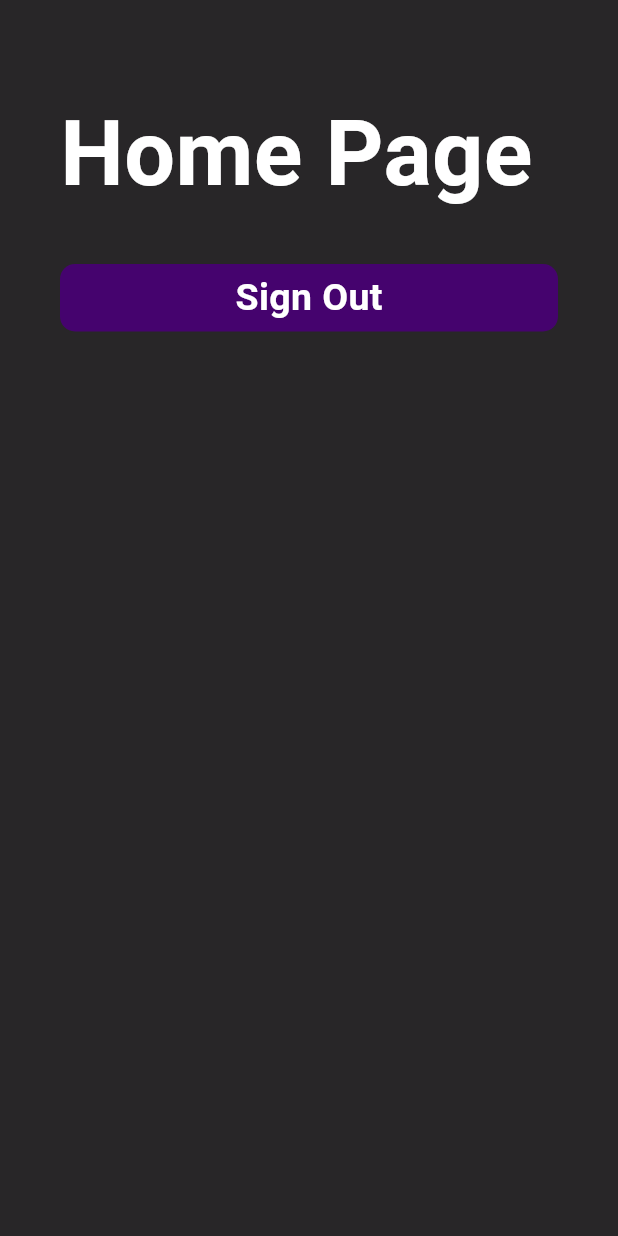
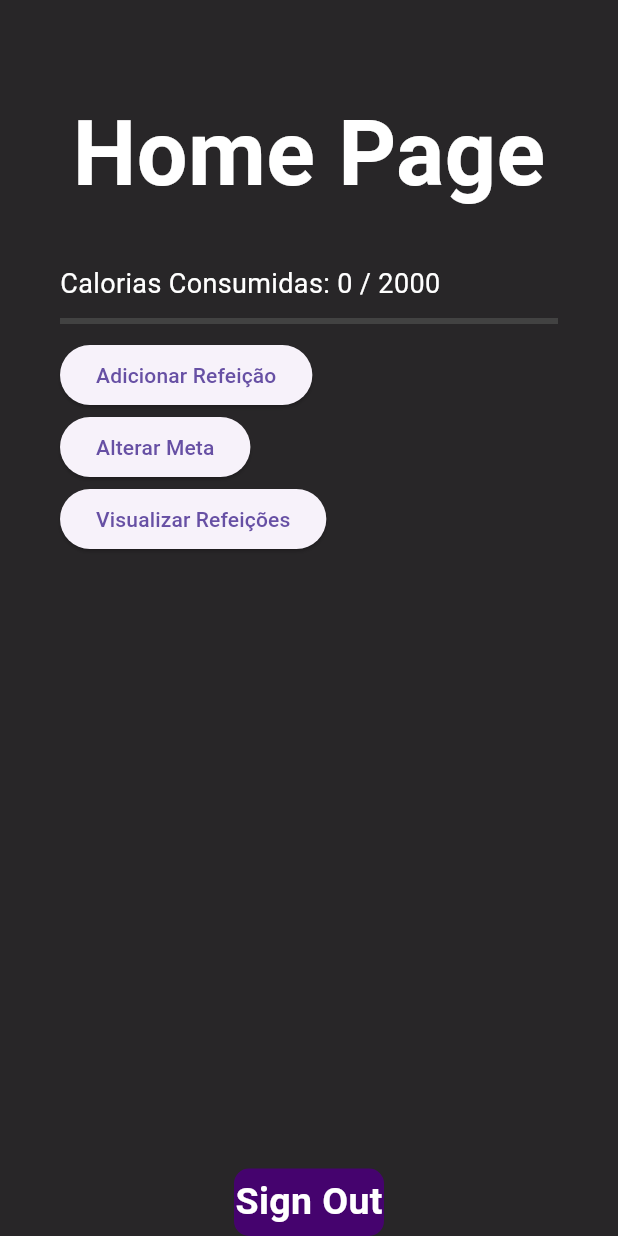
Before and after one commit to ClaudioJ4/healthup, a Flutter app: the HomePage screen opened by its route, on a phone screen of 412 x 824 dp. Run offline on Flutter 3.47's test engine with Material 3 defaults, Android fonts, the phone set to English and light mode, and no system bars; our stand-ins replace cloud_firestore, firebase_auth, firebase_core; accounts and stored records are empty.

Commit message:
Contador de calorias

```diff
--- /dev/null
+++ b/lib/features/app/calories_tracker/screens/calorie_tracker_screen.dart
@@ -0,0 +1,100 @@
+// ignore_for_file: prefer_const_constructors, use_key_in_widget_constructors, prefer_const_constructors_in_immutables
+
+import 'package:cloud_firestore/cloud_firestore.dart';
+import 'package:flutter/material.dart';
+import 'add_meal_screen.dart';
+import 'change_goal_screen.dart';
+import 'view_meals_screen.dart';
+
+class CalorieTrackerScreen extends StatelessWidget {
+  final String userId;
+
+  CalorieTrackerScreen({required this.userId});
+
+  @override
+  Widget build(BuildContext context) {
+    final currentDate = DateTime.now().toIso8601String().substring(0, 10);
+
+    return StreamBuilder<DocumentSnapshot>(
+      stream: FirebaseFirestore.instance
+          .collection('users')
+          .doc(userId)
+          .collection('dailyCalories')
+          .doc(currentDate)
+          .snapshots(),
+      builder: (context, snapshot) {
+        if (snapshot.connectionState == ConnectionState.waiting) {
+          return Center(child: CircularProgressIndicator());
+        }
+
+        if (snapshot.hasError) {
+          return Center(child: Text('Error: ${snapshot.error}'));
+        }
+
+        int totalCalories = 0;
+        int goalCalories = 2000;
+
+        if (snapshot.hasData && snapshot.data!.exists) {
+          final data = snapshot.data!.data() as Map<String, dynamic>;
+          totalCalories = data['totalCalories'] ?? 0;
+          goalCalories = data['goalCalories'] ?? 2000;
+        }
+
+        final progress = totalCalories / goalCalories;
+
+        return Column(
+          crossAxisAlignment: CrossAxisAlignment.start,
+          children: [
+            Text(
+              'Calorias Consumidas: $totalCalories / $goalCalories',
+              style: TextStyle(color: Colors.white, fontSize: 18),
+            ),
+            SizedBox(height: 10),
+            LinearProgressIndicator(
+              value: progress,
+              backgroundColor: Colors.grey[800],
+              color: Colors.blue,
+            ),
+            SizedBox(height: 10),
+            ElevatedButton(
+              onPressed: () {
+                Navigator.push(
+                  context,
+                  MaterialPageRoute(
+                    builder: (context) => AddMealScreen(userId: userId),
+                  ),
+                );
+              },
+              child: Text('Adicionar Refeição'),
+            ),
+            ElevatedButton(
+              onPressed: () {
+                Navigator.push(
+                  context,
+                  MaterialPageRoute(
+                    builder: (context) => ChangeGoalScreen(userId: userId),
+                  ),
+                );
+              },
+              child: Text('Alterar Meta'),
+            ),
+            ElevatedButton(
+              onPressed: () {
+                Navigator.push(
+                  context,
+                  MaterialPageRoute(
+                    builder: (context) => ViewMealsScreen(
+                      userId: userId,
+                      date: currentDate,
+                    ),
+                  ),
+                );
+              },
+              child: Text('Visualizar Refeições'),
+            ),
+          ],
+        );
+      },
+    );
+  }
+}
--- a/lib/features/auth/front/pages/home_page.dart
+++ b/lib/features/auth/front/pages/home_page.dart
@@ -1,7 +1,7 @@
-// ignore_for_file: prefer_const_constructors, prefer_const_literals_to_create_immutables
-
+// ignore_for_file: prefer_const_constructors
 import 'package:firebase_auth/firebase_auth.dart';
 import 'package:flutter/material.dart';
+import 'package:healthup/features/app/calories_tracker/screens/calorie_tracker_screen.dart';
 import 'package:healthup/features/auth/front/pages/login_page.dart';
 
 class HomePage extends StatelessWidget {
@@ -9,6 +9,8 @@ class HomePage extends StatelessWidget {
 
   @override
   Widget build(BuildContext context) {
+    final userId = FirebaseAuth.instance.currentUser?.uid;
+
     return Scaffold(
       body: Container(
         padding: const EdgeInsets.only(
@@ -17,22 +19,31 @@ class HomePage extends StatelessWidget {
           right: 40,
         ),
         color: Color.fromARGB(255, 40, 38, 40),
-        child: ListView(
+        child: Column(
           children: [
             Text(
               "Home Page",
               style: TextStyle(
-                  color: Colors.white,
-                  fontSize: 60,
-                  fontWeight: FontWeight.bold),
+                color: Colors.white,
+                fontSize: 60,
+                fontWeight: FontWeight.bold,
+              ),
             ),
-            SizedBox(
-              height: 30,
+            SizedBox(height: 30),
+            Expanded(
+              child: userId != null
+                  ? CalorieTrackerScreen(userId: userId)
+                  : Center(
+                      child: Text(
+                        'No data available',
+                        style: TextStyle(color: Colors.white),
+                      ),
+                    ),
             ),
             GestureDetector(
               onTap: () {
                 FirebaseAuth.instance.signOut();
-                Navigator.push(
+                Navigator.pushReplacement(
                   context,
                   MaterialPageRoute(
                     builder: (context) => LoginPage(),
@@ -50,9 +61,10 @@ class HomePage extends StatelessWidget {
                   child: Text(
                     "Sign Out",
                     style: TextStyle(
-                        color: Colors.white,
-                        fontSize: 25,
-                        fontWeight: FontWeight.bold),
+                      color: Colors.white,
+                      fontSize: 25,
+                      fontWeight: FontWeight.bold,
+                    ),
                   ),
                 ),
               ),
--- a/lib/features/auth/front/pages/login_page.dart
+++ b/lib/features/auth/front/pages/login_page.dart
@@ -71,7 +71,7 @@ class _LoginPageState extends State<LoginPage> {
             ),
             FormContainerWidget(
               controller: _passwordController,
-              hintText: "Password",
+              hintText: "Senha",
               isPasswordField: true,
             ),
             SizedBox(
@@ -105,7 +105,7 @@ class _LoginPageState extends State<LoginPage> {
               mainAxisAlignment: MainAxisAlignment.center,
               children: [
                 Text(
-                  "Don't have an account?",
+                  "Ainda não tem conta?",
                   style: TextStyle(color: Colors.white),
                 ),
                 SizedBox(
@@ -120,7 +120,7 @@ class _LoginPageState extends State<LoginPage> {
                     );
                   },
                   child: Text(
-                    "Sign Up",
+                    "Cadastre-se",
                     style: TextStyle(
                       color: Colors.purple,
                       fontWeight: FontWeight.bold,
--- a/pubspec.yaml
+++ b/pubspec.yaml
@@ -13,6 +13,7 @@ dependencies:
   cloud_firestore: ^4.17.3
   firebase_auth: ^4.19.5
   firebase_storage: ^11.7.5
+  table_calendar: ^3.1.1
 
 dev_dependencies:
   flutter_test:
```
Also changed, not shown: lib/features/app/calories_tracker/models/daily_colories.dart (added, +30 -0 lines), lib/features/app/calories_tracker/models/meal.dart (added, +23 -0 lines), lib/features/app/calories_tracker/screens/add_meal_screen.dart (added, +87 -0 lines), lib/features/app/calories_tracker/screens/change_goal_screen.dart (added, +47 -0 lines), lib/features/app/calories_tracker/screens/view_meals_screen.dart (added, +48 -0 lines), lib/features/app/calories_tracker/services/calorie_service.dart (added, +36 -0 lines), lib/features/app/calories_tracker/widgets/calorie_progress_bar.dart (added, +14 -0 lines), lib/features/auth/front/pages/sign_up_page.dart (+5 -5 lines), pubspec.lock.
